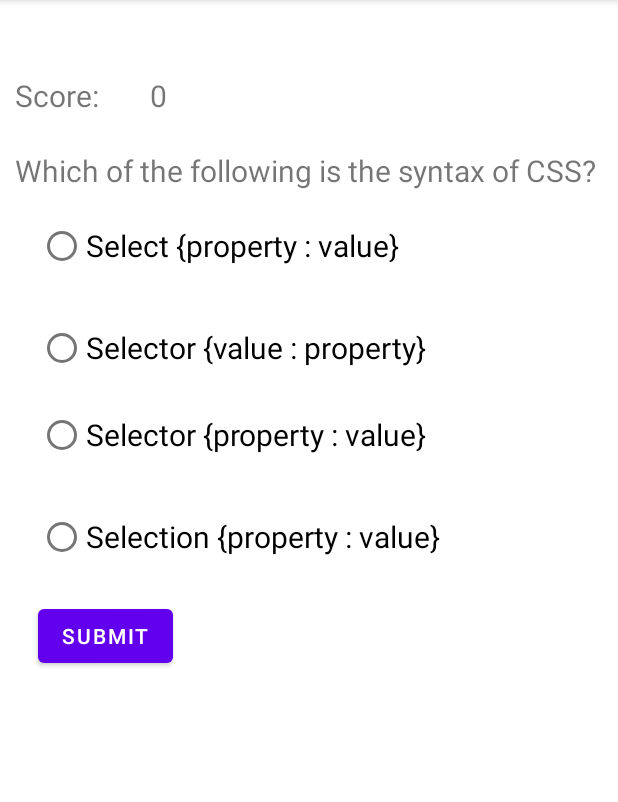
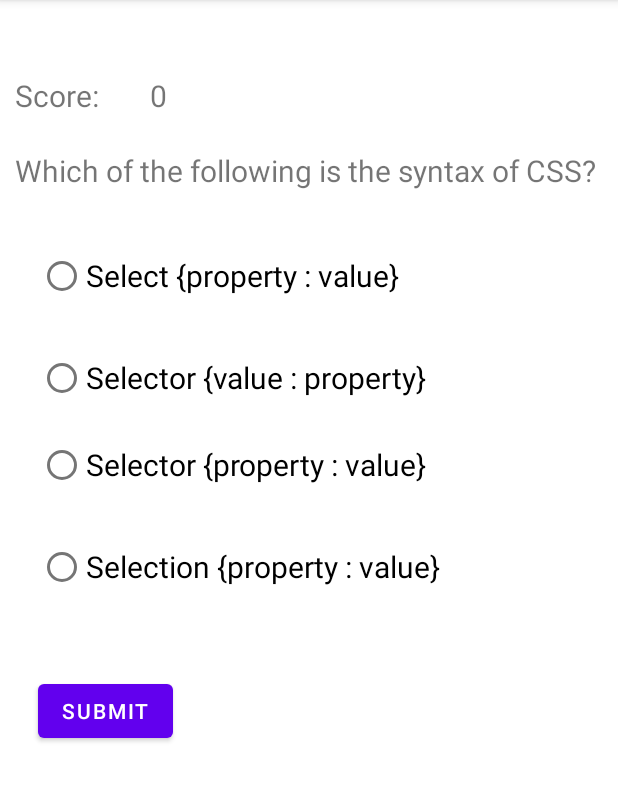
Before and after one commit to sajjad-h/quiz-app, an Android app: the screen it shows after launch (MainActivity), on a phone screen of 412 x 824 dp, the part 84-886 px from its top. Run offline under Robolectric (Android 15) with nearby library versions, the phone set to English and light mode, and no system bars.

Commit message:
Update activity_main.xml

```diff
--- a/MyQuizApp/app/src/main/res/layout/activity_main.xml
+++ b/MyQuizApp/app/src/main/res/layout/activity_main.xml
@@ -38,7 +38,7 @@
         android:layout_width="wrap_content"
         android:layout_height="wrap_content"
         android:layout_marginLeft="25dp"
-        android:layout_marginTop="130dp"
+        android:layout_marginTop="150dp"
         android:id="@+id/options">
 
         <RadioButton
@@ -87,37 +87,8 @@
         android:layout_width="wrap_content"
         android:layout_height="wrap_content"
         android:layout_marginLeft="25dp"
-        android:layout_marginTop="400dp"
+        android:layout_marginTop="450dp"
         android:text="Submit"
-        android:id="@+id/submitButton"
-        android:layout_gravity="center_horizontal" />
-
-    <!--    <Button-->
-<!--        android:id="@+id/addButton"-->
-<!--        android:layout_width="100dp"-->
-<!--        android:layout_height="50dp"-->
-<!--        android:layout_marginLeft="10dp"-->
-<!--        android:layout_marginTop="200dp"-->
-<!--        android:text="ADD" />-->
-
-<!--    <TextView-->
-<!--        android:id="@+id/textViewAnswer"-->
-<!--        android:layout_width="100dp"-->
-<!--        android:layout_height="25dp"-->
-<!--        android:text="0"-->
-<!--        android:layout_marginLeft="130dp"-->
-<!--        android:layout_marginTop="300dp"-->
-<!--        android:textSize="20dp"-->
-<!--        android:textStyle="bold" />-->
-
-
-
-<!--    <Button-->
-<!--        android:layout_width="wrap_content"-->
-<!--        android:layout_height="wrap_content"-->
-<!--        android:text="Show Selected"-->
-<!--        android:id="@+id/button"-->
-<!--        android:onClick="onclickbuttonMethod"-->
-<!--        android:layout_gravity="center_horizontal" />-->
+        android:id="@+id/submitButton" />
 
 </RelativeLayout>
```
